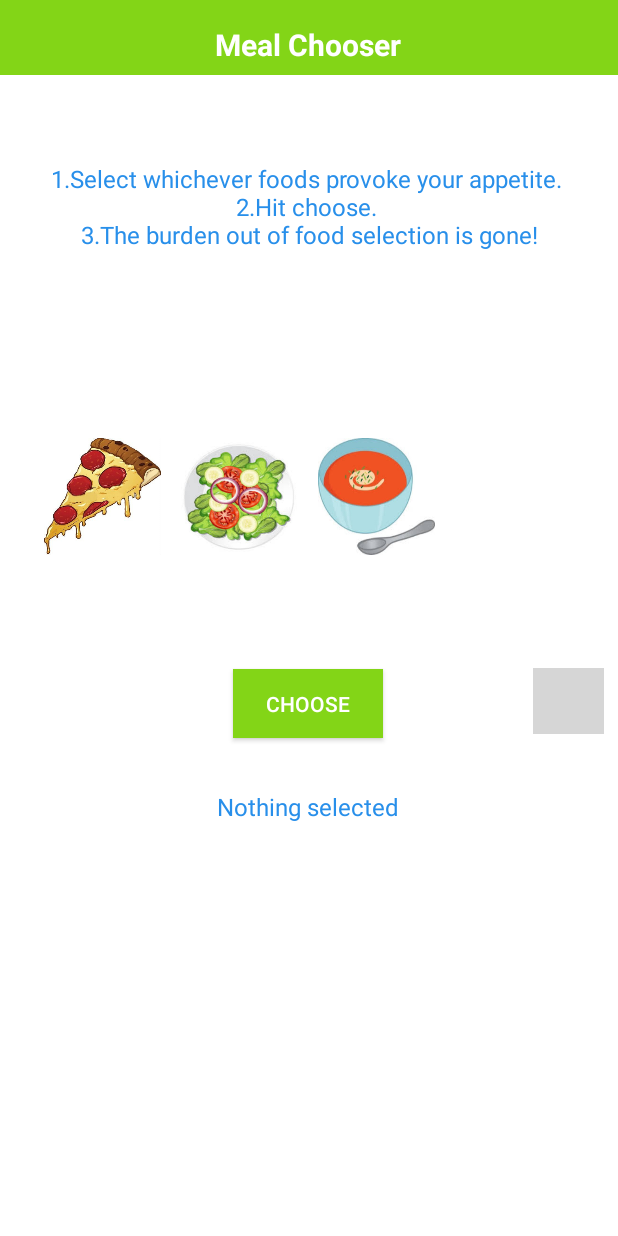
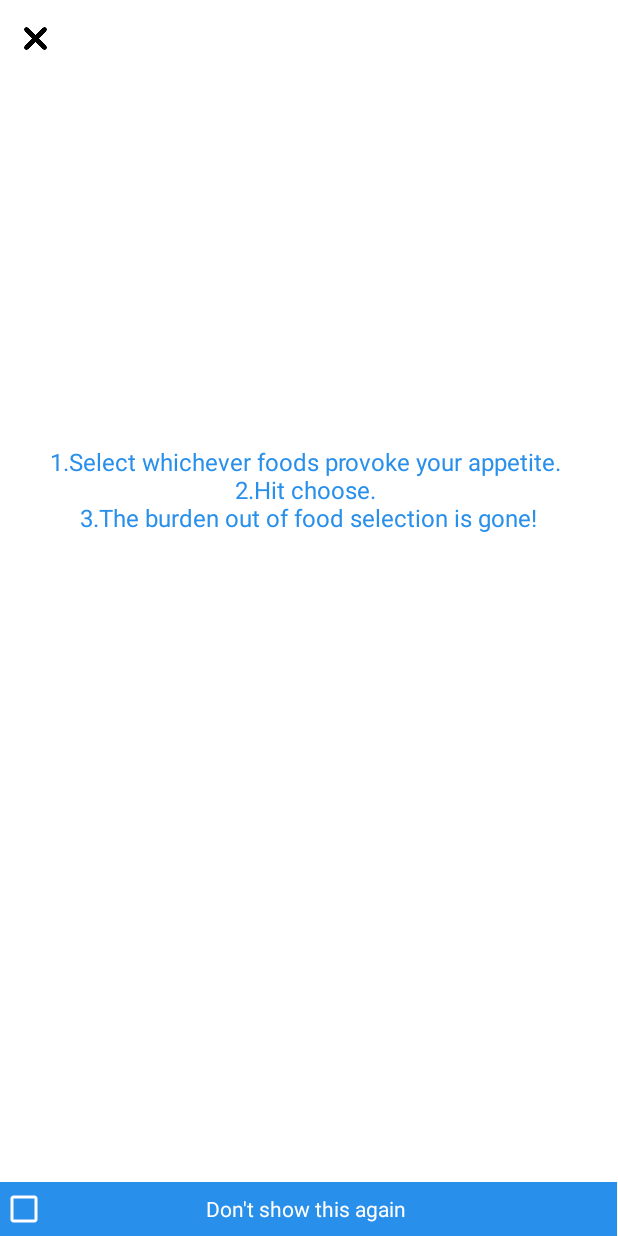
Before and after one commit to konstantinmvelkov/MealChooser, an Android app: the screen it shows after launch (MainActivity before the commit, InstructionsActivity after it), on a phone screen of 412 x 824 dp. Run offline under Robolectric (Android 15) with nearby library versions, the phone set to English and light mode, and no system bars; our stand-ins replace AdMob; grey boxes are pictures that could not be loaded.

Commit message:
Revisited design, Help page

```diff
--- a/app/src/main/AndroidManifest.xml
+++ b/app/src/main/AndroidManifest.xml
@@ -12,6 +12,12 @@
         android:label="Meal Chooser"
         android:roundIcon="@mipmap/ic_launcher_round"
         android:theme="@style/AppTheme">
+        <activity android:name=".InstructionsActivity">
+            android:parentActivityName="com.mealChooser.v1.MainActivity" >
+            <meta-data
+                android:name="android.support.PARENT_ACTIVITY"
+                android:value="com.mealChooser.v1.MainActivity" />
+        </activity>
         <activity android:name=".MainActivity">
             <intent-filter>
                 <action android:name="android.intent.action.MAIN" />
--- a/app/src/main/java/com/mealChooser/v1/AddMealDialogue.java
+++ b/app/src/main/java/com/mealChooser/v1/AddMealDialogue.java
@@ -34,7 +34,7 @@ public class AddMealDialogue extends AppCompatDialogFragment {
         View view = inflater.inflate(layout.add_meal_custom_dialogue,null);
         // Inflate and set the layout for the dialog
         // Pass null as the parent view because its going in the dialog layout
-        Bitmap bitmap = Bitmap.createScaledBitmap(BitmapFactory.decodeFile(picturePath), 300, 300, true);
+        Bitmap bitmap = Bitmap.createScaledBitmap(BitmapFactory.decodeFile(picturePath), 500, 500, true);
         name = view.findViewById(R.id.dialogueMealName);
         description = view.findViewById(R.id.dialogueMealDescription);
         recipe = view.findViewById(R.id.dialogueMealRecipe);
--- a/app/src/main/java/com/mealChooser/v1/EditMealDialogue.java
+++ b/app/src/main/java/com/mealChooser/v1/EditMealDialogue.java
@@ -40,14 +40,15 @@ public class EditMealDialogue extends AppCompatDialogFragment {
 
         name = view.findViewById(R.id.dialogueMealName);
         name.setText(String.valueOf(clickedButton.getTag(R.id.name)));
-
+        name.setFocusable(false);
+        name.setClickable(false);
         description = view.findViewById(R.id.dialogueMealDescription);
         description.setText(String.valueOf(clickedButton.getTag(R.id.description)));
 
         recipe = view.findViewById(R.id.dialogueMealRecipe);
         recipe.setText(String.valueOf(clickedButton.getTag(R.id.recipe)));
 
-        Bitmap bitmap = Bitmap.createScaledBitmap(BitmapFactory.decodeFile(String.valueOf(clickedButton.getTag(R.id.picturePath))), 300, 300, true);
+        Bitmap bitmap = Bitmap.createScaledBitmap(BitmapFactory.decodeFile(String.valueOf(clickedButton.getTag(R.id.picturePath))), 500, 500, true);
         image = view.findViewById(R.id.dialogueMealPicture);
         image.setImageBitmap(BitmapFactory.decodeFile(picturePath));
         image.setImageBitmap(bitmap);
--- /dev/null
+++ b/app/src/main/java/com/mealChooser/v1/InstructionsActivity.java
@@ -0,0 +1,41 @@
+package com.mealChooser.v1;
+
+import androidx.appcompat.app.AppCompatActivity;
+
+import android.content.Intent;
+import android.os.Bundle;
+import android.view.View;
+import android.widget.CheckBox;
+import android.widget.CompoundButton;
+import android.widget.ImageButton;
+
+public class InstructionsActivity extends AppCompatActivity {
+    CheckBox dontShowCheckbox;
+    ImageButton closePage;
+    @Override
+    protected void onCreate(Bundle savedInstanceState) {
+        super.onCreate(savedInstanceState);
+        setContentView(R.layout.activity_instructions);
+        Intent intent = getIntent();
+        dontShowCheckbox = findViewById(R.id.checkBoxDontShow);
+        closePage = findViewById(R.id.closeHelpPageButton);
+
+        closePage.setOnClickListener(new View.OnClickListener() {
+            @Override
+            public void onClick(View view) {
+                finish();
+            }
+        });
+
+        dontShowCheckbox.setOnClickListener(new View.OnClickListener() {
+            @Override
+            public void onClick(View view) {
+                if(((CompoundButton) view).isChecked()){
+                    System.out.println("Checked");
+                } else {
+                    System.out.println("Un-Checked");
+                }
+            }
+        });
+    }
+}
--- a/app/src/main/java/com/mealChooser/v1/MainActivity.java
+++ b/app/src/main/java/com/mealChooser/v1/MainActivity.java
@@ -43,12 +43,14 @@ public class MainActivity extends AppCompatActivity implements AddMealDialogue.A
     private String m_Text = "";
     private static int RESULT_LOAD_IMAGE = 1;
     List<ImageButton> buttons;
-    List<String> meals;
+    List<ImageButton> mealsSelected;
     TextView choiceText;
-
+    Button searchWeb;
     MyDBHandler dbHandler;
     ImageButton uploadBtn;
     Button chooseBtn;
+    ImageView choiceMealImage;
+    private String selectedMealName="";
     private int STORAGE_PERMISSION_CODE = 1;
 
     void setMealImageButtonListeners(final ImageButton clickedButton) {
@@ -56,12 +58,14 @@ public class MainActivity extends AppCompatActivity implements AddMealDialogue.A
             @Override
             public void onClick(View v) {
                 if (Boolean.valueOf(String.valueOf(clickedButton.getTag(R.id.isClicked))) == false) {
-                    meals.add(String.valueOf(clickedButton.getTag(R.id.name)));
+//                    mealsSelected.add(String.valueOf(clickedButton.getTag(R.id.name)));
+                    mealsSelected.add(clickedButton);
                     clickedButton.setColorFilter(Color.argb(100, 230, 230, 230));
                     clickedButton.setTag(R.id.isClicked, true);
                 } else {
                     clickedButton.setColorFilter(Color.argb(0, 0, 0, 0));
-                    meals.remove(String.valueOf(clickedButton.getTag(R.id.name)));
+//                    mealsSelected.remove(String.valueOf(clickedButton.getTag(R.id.name)));
+                    mealsSelected.remove(clickedButton);
                     clickedButton.setBackgroundColor(Color.WHITE);
                     clickedButton.setTag(R.id.isClicked, false);
                 }
@@ -83,6 +87,11 @@ public class MainActivity extends AppCompatActivity implements AddMealDialogue.A
     protected void onCreate(Bundle savedInstanceState) {
         super.onCreate(savedInstanceState);
         setContentView(R.layout.activity_main);
+        Intent intent = new Intent(this, InstructionsActivity.class);
+//        EditText editText = (EditText) findViewById(R.id.edit_message);
+//        String message = editText.getText().toString();
+//        intent.putExtra(EXTRA_MESSAGE, message);
+        startActivity(intent);
 
         MobileAds.initialize(this, new OnInitializationCompleteListener() {
             @Override
@@ -104,7 +113,7 @@ public class MainActivity extends AppCompatActivity implements AddMealDialogue.A
 //        //
 
         buttons = new ArrayList<ImageButton>();
-        meals = new ArrayList<String>();
+        mealsSelected = new ArrayList<ImageButton>();
 
         ImageButton pizzaBtn = new ImageButton(MainActivity.this);
 //        ImageButton spaghettiBtn = new ImageButton(MainActivity.this);
@@ -119,8 +128,8 @@ public class MainActivity extends AppCompatActivity implements AddMealDialogue.A
         uploadBtn = findViewById(R.id.uploadButton);
         chooseBtn = findViewById(R.id.choiceButton);
         choiceText = findViewById(R.id.choiceTextView);
-
-
+        searchWeb = findViewById(R.id.searchOnWeb);
+        choiceMealImage = findViewById(R.id.choiceImageView);
         for (ImageButton btn : buttons) {
             btn.setTag(R.id.isClicked, false);
             setMealImageButtonListeners(btn);
@@ -143,6 +152,15 @@ public class MainActivity extends AppCompatActivity implements AddMealDialogue.A
             }
 
         }
+        searchWeb.setOnClickListener(new View.OnClickListener() {
+            @Override
+            public void onClick(View v) {
+                String url = "http://www.google.com//search?as_q="+selectedMealName;
+                Intent i = new Intent(Intent.ACTION_VIEW);
+                i.setData(Uri.parse(url));
+                startActivity(i);
+            }
+        });
         uploadBtn.setOnClickListener(new View.OnClickListener() {
             @Override
             public void onClick(View v) {
@@ -151,7 +169,6 @@ public class MainActivity extends AppCompatActivity implements AddMealDialogue.A
                     Intent i = new Intent(
                             Intent.ACTION_PICK,
                             android.provider.MediaStore.Images.Media.EXTERNAL_CONTENT_URI);
-                    uploadBtn.setEnabled(false);
                     startActivityForResult(i, RESULT_LOAD_IMAGE);
                 } else {
                     requestStoragePermission();
@@ -163,21 +180,31 @@ public class MainActivity extends AppCompatActivity implements AddMealDialogue.A
             @Override
             public void onClick(View v) {
                 //choiceText.setText("Short click");
-                Random rand = new Random();
-                if (meals.size() == 0) {
+                if (mealsSelected.size() == 0) {
                     choiceText.setText("Nothing selected");
+                    searchWeb.setVisibility(View.INVISIBLE);
+                    selectedMealName = "";
+                    choiceMealImage.setVisibility(View.INVISIBLE);
                 } else {
                     String result = "Result is ";
-                    String meal = meals.get(new Random().nextInt(meals.size()));
-                    String con = result.concat(meal);
-                    choiceText.setText(con);
+                    ImageButton meal = mealsSelected.get(new Random().nextInt(mealsSelected.size()));
+                    selectedMealName = String.valueOf(meal.getTag((R.id.name)));
+                    String finalResult = result.concat(String.valueOf(meal.getTag((R.id.name))));
+                    choiceText.setText(finalResult);
+                    searchWeb.setVisibility(View.VISIBLE);
+                    searchWeb.setText("Websearch for "+selectedMealName);
+                    Bitmap bitmap = Bitmap.createScaledBitmap(BitmapFactory.decodeFile(String.valueOf(meal.getTag(R.id.picturePath))), 300, 300, true);
+                    choiceMealImage.setImageBitmap(BitmapFactory.decodeFile(String.valueOf(meal.getTag(R.id.picturePath))));
+                    choiceMealImage.setImageBitmap(bitmap);
+                    choiceMealImage.setVisibility(View.VISIBLE);
+
                 }
                 for (ImageButton btn : buttons) {
                     btn.setTag(R.id.isClicked, false);
                     btn.setBackgroundColor(Color.WHITE);
                     btn.setColorFilter(Color.argb(0, 0, 0, 0));
                 }
-                meals.clear();
+                mealsSelected.clear();
 //                if (mInterstitialAd.isLoaded()) {
 //                    mInterstitialAd.show();
 //                } else {
@@ -286,7 +313,6 @@ public class MainActivity extends AppCompatActivity implements AddMealDialogue.A
         dbHandler.addProduct(meal);
         ImageButton mealButton = new ImageButton(MainActivity.this);
         addButton(mealButton, nameFromEdit, mealPicturePath, descriptionFromEdit, recipeFromEdit);
-        uploadBtn.setEnabled(true);
     }
 
 
--- a/app/src/main/java/com/mealChooser/v1/MyDBHandler.java
+++ b/app/src/main/java/com/mealChooser/v1/MyDBHandler.java
@@ -8,7 +8,7 @@ import android.content.ContentValues;
 import java.util.*;
 public class MyDBHandler extends SQLiteOpenHelper{
     private static final int DATABASE_VERSION = 1;
-    private static final String DATABASE_NAME = "meals.db";
+    private static final String DATABASE_NAME = "mealsSelected.db";
     public static final String TABLE_PRODUCTS = "meals";
     public static final String COLUMN_ID = "_id";
     public static final String COLUMN_MEALPIC ="mealPic";
--- /dev/null
+++ b/app/src/main/res/layout/activity_instructions.xml
@@ -0,0 +1,68 @@
+<?xml version="1.0" encoding="utf-8"?>
+<androidx.constraintlayout.widget.ConstraintLayout xmlns:android="http://schemas.android.com/apk/res/android"
+    xmlns:app="http://schemas.android.com/apk/res-auto"
+    xmlns:tools="http://schemas.android.com/tools"
+    android:layout_width="match_parent"
+    android:layout_height="match_parent"
+    tools:context=".InstructionsActivity">
+
+    <androidx.constraintlayout.widget.ConstraintLayout
+        android:id="@+id/linearLayout"
+        android:layout_width="match_parent"
+        android:layout_height="match_parent"
+        android:background="@color/colorWhite"
+        app:layout_constraintBottom_toBottomOf="parent"
+        app:layout_constraintEnd_toEndOf="parent"
+        app:layout_constraintHorizontal_bias="1.0"
+        app:layout_constraintStart_toStartOf="parent"
+        app:layout_constraintTop_toTopOf="parent"
+        app:layout_constraintVertical_bias="1.0">
+        <TextView
+            android:id="@+id/categoryText"
+            android:layout_width="wrap_content"
+            android:layout_height="wrap_content"
+            android:gravity="center_horizontal"
+            android:text="1.Select whichever foods provoke your appetite. \n2.Hit choose. \n3.The burden out of food selection is gone!"
+            android:textAlignment="center"
+            android:textColor="#288fea"
+            android:textSize="16dp"
+            app:layout_constraintBottom_toBottomOf="parent"
+            app:layout_constraintEnd_toEndOf="parent"
+            app:layout_constraintHorizontal_bias="0.492"
+            app:layout_constraintStart_toStartOf="parent"
+            app:layout_constraintTop_toTopOf="parent"
+            app:layout_constraintVertical_bias="0.388" />
+
+
+        <ImageButton
+            android:id="@+id/closeHelpPageButton"
+            android:layout_width="15dp"
+            android:layout_height="15dp"
+            android:background="@color/colorWhite"
+            android:scaleType="fitCenter"
+            android:src="@drawable/close_button"
+            app:layout_constraintBottom_toBottomOf="parent"
+            app:layout_constraintEnd_toEndOf="parent"
+            app:layout_constraintHorizontal_bias="0.041"
+            app:layout_constraintStart_toStartOf="parent"
+            app:layout_constraintTop_toTopOf="parent"
+            app:layout_constraintVertical_bias="0.022" />
+        <CheckBox
+            android:id="@+id/checkBoxDontShow"
+            android:layout_width="411dp"
+            android:layout_height="36dp"
+            android:background="@color/colorAccent"
+            android:buttonTint="@color/colorWhite"
+            android:checked="false"
+            android:layout_centerHorizontal="true"
+            android:text="Don't show this again"
+            android:textColor="@color/colorWhite"
+            android:paddingLeft="105dp"
+            app:layout_constraintBottom_toBottomOf="parent"
+            app:layout_constraintEnd_toEndOf="parent"
+            app:layout_constraintHorizontal_bias="0.0"
+            app:layout_constraintStart_toStartOf="parent"
+            app:layout_constraintTop_toTopOf="parent"
+            app:layout_constraintVertical_bias="1.0" />
+    </androidx.constraintlayout.widget.ConstraintLayout>
+</androidx.constraintlayout.widget.ConstraintLayout>
--- a/app/src/main/res/layout/activity_main.xml
+++ b/app/src/main/res/layout/activity_main.xml
@@ -21,35 +21,29 @@
         app:layout_constraintStart_toStartOf="parent"
         app:layout_constraintTop_toTopOf="parent" />
 
-    <TextView
-        android:id="@+id/categoryText"
-        android:layout_width="357dp"
-        android:layout_height="94dp"
-        android:layout_gravity="center_horizontal"
-        android:gravity="center_horizontal"
-        android:text="1.Select whichever foods provoke your appetite. \n2.Hit choose. \n3.The burden out of food selection is gone!"
-        android:textAlignment="center"
-        android:textColor="#288fea"
-        android:textSize="16dp"
-        app:layout_constraintBottom_toBottomOf="parent"
-        app:layout_constraintEnd_toEndOf="parent"
-        app:layout_constraintStart_toStartOf="parent"
-        app:layout_constraintTop_toTopOf="parent"
-        app:layout_constraintVertical_bias="0.148" />
+
+
+    <!--        app:layout_constraintBottom_toBottomOf="parent"-->
+<!--        app:layout_constraintEnd_toEndOf="parent"-->
+<!--        app:layout_constraintHorizontal_bias="0.475"-->
+<!--        app:layout_constraintStart_toStartOf="parent"-->
+<!--        app:layout_constraintTop_toTopOf="parent"-->
+<!--        app:layout_constraintVertical_bias="0.475" />-->
 
     <HorizontalScrollView
         android:id="@+id/scrollBar"
         android:layout_width="363dp"
         android:layout_height="91dp"
         android:colorEdgeEffect="#ff5050"
+        android:fadeScrollbars="false"
         android:fillViewport="true"
+        android:scrollbarAlwaysDrawHorizontalTrack="true"
         app:layout_constraintBottom_toTopOf="@+id/choiceButton"
         app:layout_constraintEnd_toEndOf="parent"
-        app:layout_constraintHorizontal_bias="0.466"
+        app:layout_constraintHorizontal_bias="0.52"
         app:layout_constraintStart_toStartOf="parent"
-        app:layout_constraintTop_toBottomOf="@+id/categoryText"
-        app:layout_constraintVertical_bias="0.548">
-
+        app:layout_constraintTop_toTopOf="parent"
+        app:layout_constraintVertical_bias="0.796">
         <LinearLayout
             android:id="@+id/linear"
             android:layout_width="wrap_content"
@@ -113,17 +107,18 @@
         android:scaleType="fitCenter"
         app:layout_constraintBottom_toBottomOf="parent"
         app:layout_constraintEnd_toEndOf="parent"
-        app:layout_constraintHorizontal_bias="0.913"
+        app:layout_constraintHorizontal_bias="0.788"
         app:layout_constraintStart_toEndOf="@+id/choiceButton"
         app:layout_constraintTop_toTopOf="parent"
-        app:layout_constraintVertical_bias="0.571"
+        app:layout_constraintVertical_bias="0.323"
         app:srcCompat="@drawable/addmore" />
 
     <Button
         android:id="@+id/choiceButton"
         android:layout_width="100dp"
         android:layout_height="46dp"
-        android:background="#83d517"
+        android:background="@drawable/round_button_green"
+
         android:shadowColor="#ffff"
         android:text="Choose"
         android:textColor="#ffff"
@@ -132,25 +127,56 @@
         app:layout_constraintHorizontal_bias="0.498"
         app:layout_constraintStart_toStartOf="parent"
         app:layout_constraintTop_toTopOf="parent"
-        app:layout_constraintVertical_bias="0.573" />
+        app:layout_constraintVertical_bias="0.324" />
 
-    <TextView
-        android:id="@+id/choiceTextView"
-        android:layout_width="176dp"
-        android:layout_height="36dp"
-        android:text="Nothing selected"
-        android:textAlignment="center"
-        android:textColor="#288fea"
-        android:textSize="16dp"
-        android:gravity="center_horizontal"
-        android:layout_gravity="center_horizontal"
+    <ImageView
+        android:id="@+id/choiceImageView"
+        android:layout_width="200dp"
+        android:layout_height="200dp"
+        android:orientation="horizontal"
         app:layout_constraintBottom_toBottomOf="parent"
         app:layout_constraintEnd_toEndOf="parent"
         app:layout_constraintHorizontal_bias="0.497"
         app:layout_constraintStart_toStartOf="parent"
+
         app:layout_constraintTop_toBottomOf="@+id/choiceButton"
-        app:layout_constraintVertical_bias="0.117" />
+        app:layout_constraintVertical_bias="0.193">
+        android:id="@+id/"
+        android:layout_width="wrap_content"
+        android:layout_height="wrap_content"
+        android:orientation="horizontal"></ImageView>
 
+    <Button
+        android:id="@+id/searchOnWeb"
+        android:layout_width="199dp"
+        android:layout_height="52dp"
+        android:layout_marginTop="57dp"
+        android:background="@drawable/round_button_blue"
+        android:shadowColor="#ffff"
+        android:text="Websearch for "
+        android:textColor="#ffff"
+        android:visibility="invisible"
+        app:layout_constraintBottom_toBottomOf="parent"
+        app:layout_constraintEnd_toEndOf="parent"
+        app:layout_constraintStart_toStartOf="parent"
+        app:layout_constraintTop_toTopOf="@+id/choiceTextView"
+        app:layout_constraintVertical_bias="0.166" />
+
+    <TextView
+        android:id="@+id/choiceTextView"
+        android:layout_width="209dp"
+        android:layout_height="37dp"
+        android:layout_gravity="center_horizontal"
+        android:gravity="center_horizontal"
+        android:text=""
+        android:textAlignment="center"
+        android:textColor="#288fea"
+        android:textSize="16dp"
+        app:layout_constraintBottom_toBottomOf="parent"
+        app:layout_constraintEnd_toEndOf="parent"
+        app:layout_constraintStart_toStartOf="parent"
+        app:layout_constraintTop_toBottomOf="@+id/choiceButton"
+        app:layout_constraintVertical_bias="0.741" />
 
     <TextView
         android:id="@+id/textView"
--- a/app/src/main/res/layout/add_meal_custom_dialogue.xml
+++ b/app/src/main/res/layout/add_meal_custom_dialogue.xml
@@ -40,7 +40,7 @@
     <EditText
         android:id="@+id/dialogueMealRecipe"
         android:layout_width="match_parent"
-        android:layout_height="150dp"
+        android:layout_height="300dp"
         android:layout_marginLeft="4dp"
         android:layout_marginTop="4dp"
         android:layout_marginRight="4dp"
--- a/app/src/main/res/layout/edit_meal_custom_dialogue.xml
+++ b/app/src/main/res/layout/edit_meal_custom_dialogue.xml
@@ -37,7 +37,7 @@
     <EditText
         android:id="@+id/dialogueMealRecipe"
         android:layout_width="match_parent"
-        android:layout_height="150dp"
+        android:layout_height="300dp"
         android:layout_marginLeft="4dp"
         android:layout_marginTop="4dp"
         android:layout_marginRight="4dp"
```
Also changed, not shown: app/src/main/res/drawable/round_button_blue.xml (added, +7 -0 lines), app/src/main/res/drawable/round_button_green.xml (added, +7 -0 lines), app/src/main/res/drawable/stroke_bg.xml (added, +7 -0 lines), app/src/main/res/drawable/close_button.png (added).
